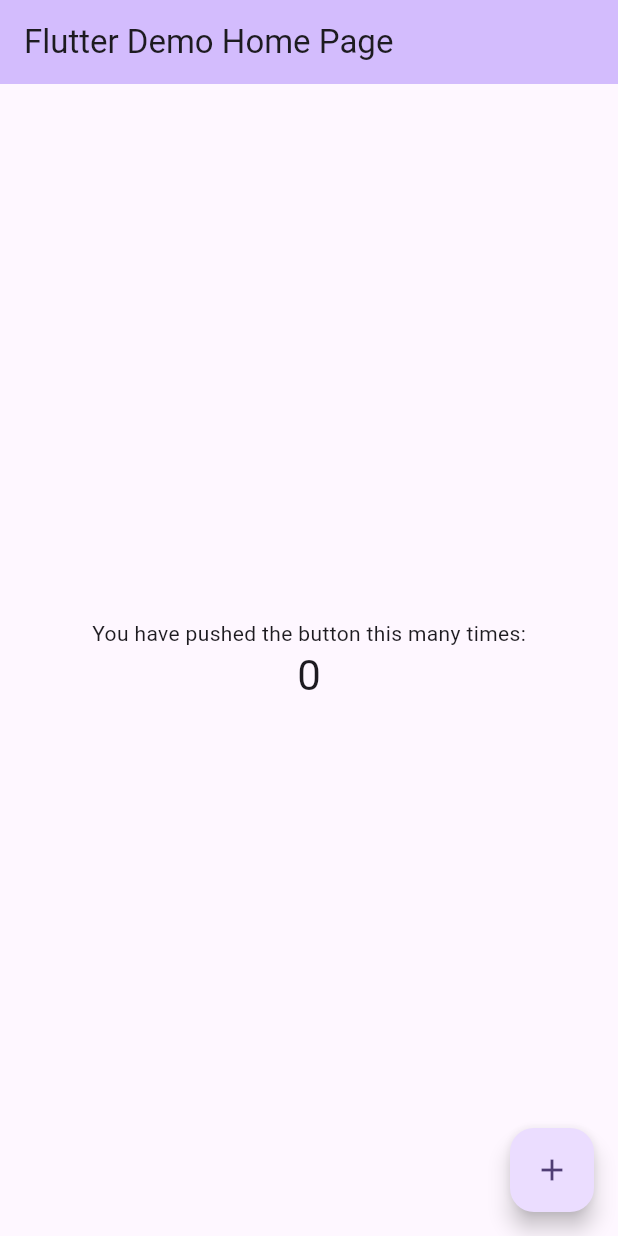
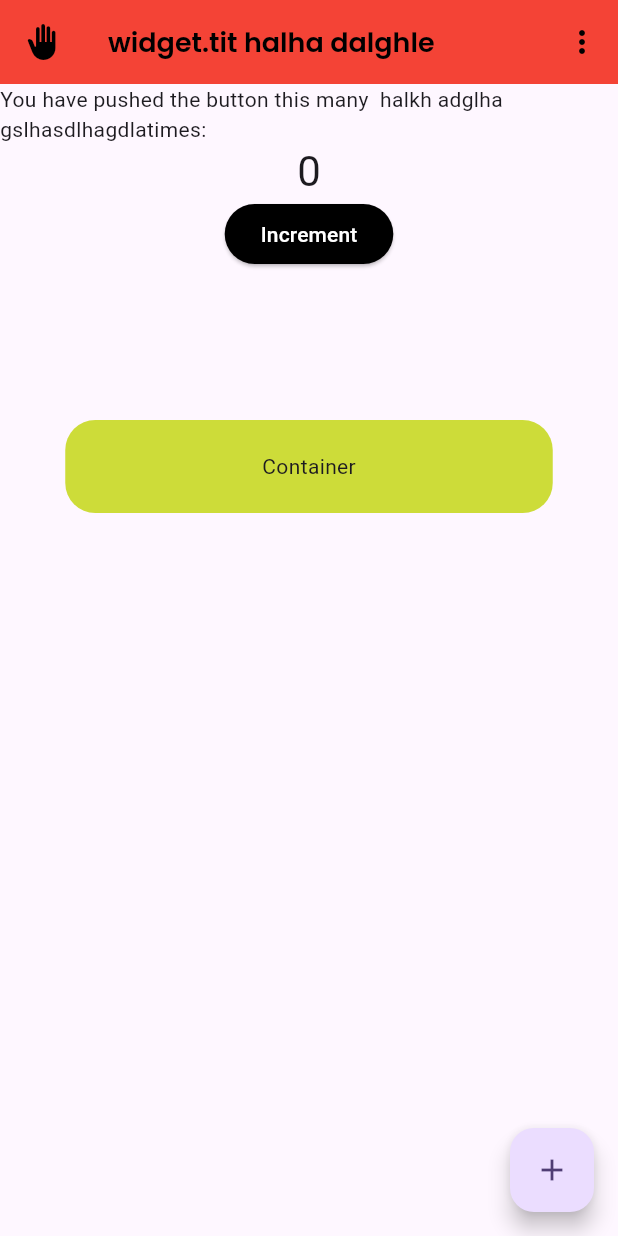
Before and after one commit to jasonwill0212/Todo-app, a Flutter app: the screen it shows after launch, on a phone screen of 412 x 824 dp. Run offline on Flutter 3.47's test engine with Material 3 defaults, Android fonts, the phone set to English and light mode, and no system bars.

Commit message:
demo widgets

```diff
--- a/lib/main.dart
+++ b/lib/main.dart
@@ -1,4 +1,5 @@
 import 'package:flutter/material.dart';
+import 'package:todo_app/registration_screen.dart';
 
 void main() {
   runApp(const MyApp());
@@ -7,29 +8,11 @@ void main() {
 class MyApp extends StatelessWidget {
   const MyApp({super.key});
 
-  // This widget is the root of your application.
   @override
   Widget build(BuildContext context) {
     return MaterialApp(
       title: 'Flutter Demo',
-      theme: ThemeData(
-        // This is the theme of your application.
-        //
-        // TRY THIS: Try running your application with "flutter run". You'll see
-        // the application has a purple toolbar. Then, without quitting the app,
-        // try changing the seedColor in the colorScheme below to Colors.green
-        // and then invoke "hot reload" (save your changes or press the "hot
-        // reload" button in a Flutter-supported IDE, or press "r" if you used
-        // the command line to start the app).
-        //
-        // Notice that the counter didn't reset back to zero; the application
-        // state is not lost during the reload. To reset the state, use hot
-        // restart instead.
-        //
-        // This works for code too, not just values: Most code changes can be
-        // tested with just a hot reload.
-        colorScheme: ColorScheme.fromSeed(seedColor: Colors.deepPurple),
-      ),
+      theme: ThemeData(colorScheme: ColorScheme.fromSeed(seedColor: Colors.deepPurple)),
       home: const MyHomePage(title: 'Flutter Demo Home Page'),
     );
   }
@@ -37,15 +20,6 @@ class MyApp extends StatelessWidget {
 
 class MyHomePage extends StatefulWidget {
   const MyHomePage({super.key, required this.title});
-
-  // This widget is the home page of your application. It is stateful, meaning
-  // that it has a State object (defined below) that contains fields that affect
-  // how it looks.
-
-  // This class is the configuration for the state. It holds the values (in this
-  // case the title) provided by the parent (in this case the App widget) and
-  // used by the build method of the State. Fields in a Widget subclass are
-  // always marked "final".
 
   final String title;
 
@@ -58,65 +32,69 @@ class _MyHomePageState extends State<MyHomePage> {
 
   void _incrementCounter() {
     setState(() {
-      // This call to setState tells the Flutter framework that something has
-      // changed in this State, which causes it to rerun the build method below
-      // so that the display can reflect the updated values. If we changed
-      // _counter without calling setState(), then the build method would not be
-      // called again, and so nothing would appear to happen.
       _counter++;
     });
   }
 
   @override
   Widget build(BuildContext context) {
-    // This method is rerun every time setState is called, for instance as done
-    // by the _incrementCounter method above.
-    //
-    // The Flutter framework has been optimized to make rerunning build methods
-    // fast, so that you can just rebuild anything that needs updating rather
-    // than having to individually change instances of widgets.
     return Scaffold(
       appBar: AppBar(
-        // TRY THIS: Try changing the color here to a specific color (to
-        // Colors.amber, perhaps?) and trigger a hot reload to see the AppBar
-        // change color while the other colors stay the same.
-        backgroundColor: Theme.of(context).colorScheme.inversePrimary,
-        // Here we take the value from the MyHomePage object that was created by
-        // the App.build method, and use it to set our appbar title.
-        title: Text(widget.title),
+        leading: Icon(Icons.back_hand, color: Colors.black),
+        backgroundColor: Colors.red,
+        title: Text(
+          "widget.tit halha dalghle",
+          style: TextStyle(fontSize: 18, color: Colors.black, fontWeight: FontWeight.w600, fontFamily: 'Poppins'),
+        ),
+        actions: [
+          IconButton(
+            icon: Icon(Icons.more_vert, color: Colors.black),
+            onPressed: () {
+              print("More options");
+            },
+          ),
+        ],
       ),
-      body: Center(
-        // Center is a layout widget. It takes a single child and positions it
-        // in the middle of the parent.
-        child: Column(
-          // Column is also a layout widget. It takes a list of children and
-          // arranges them vertically. By default, it sizes itself to fit its
-          // children horizontally, and tries to be as tall as its parent.
-          //
-          // Column has various properties to control how it sizes itself and
-          // how it positions its children. Here we use mainAxisAlignment to
-          // center the children vertically; the main axis here is the vertical
-          // axis because Columns are vertical (the cross axis would be
-          // horizontal).
-          //
-          // TRY THIS: Invoke "debug painting" (choose the "Toggle Debug Paint"
-          // action in the IDE, or press "p" in the console), to see the
-          // wireframe for each widget.
-          mainAxisAlignment: MainAxisAlignment.center,
-          children: <Widget>[
-            const Text('You have pushed the button this many times:'),
-            Text(
-              '$_counter',
-              style: Theme.of(context).textTheme.headlineMedium,
+      body: Column(
+        children: <Widget>[
+          const Text('You have pushed the button this many  halkh adglha gslhasdlhagdlatimes:'),
+          Text('$_counter', style: Theme.of(context).textTheme.headlineMedium),
+          ElevatedButton(
+            onPressed: () {
+              print("tap");
+            },
+            style: ButtonStyle(backgroundColor: WidgetStateProperty.all(Colors.black)),
+            child: const Text('Increment', style: TextStyle(color: Colors.white)),
+          ),
+          const SizedBox(height: 100),
+          InkWell(
+            onTap: () {
+              Navigator.push(context, MaterialPageRoute(builder: (context) => const RegistrationScreen()));
+            },
+            child: Container(
+              width: 325,
+              height: 62,
+              decoration: BoxDecoration(color: Colors.lime, borderRadius: BorderRadius.circular(20)),
+              child: const Text('Container'),
+              alignment: Alignment.center,
             ),
-          ],
-        ),
+          ),
+          // TextFormField(
+          //   decoration: InputDecoration(border: OutlineInputBorder(borderRadius: BorderRadius.circular(10.0)), hintText: "Enter password"),
+          // ),
+          // Stack(
+          //   alignment: Alignment.center,
+          //   children: [
+          //     Container(width: 200, height: 200, color: Colors.blue),
+          //     Positioned(child: Container(width: 150, height: 150, color: Colors.red), top: 0, left: 10),
+          //     // Container(width: 100, height: 100, color: Colors.green),
+          //   ],
+          // ),
+          // Image.asset('assets/images/person_with_phone_img.png', width: 100, height: 100),
+          // Image.network(width: 100, height: 100, 'https://img.freepik.com/free-photo/slice-ripe-orange-citrus-fruit-isolated-white_146671-19260.jpg'),
+        ],
       ),
-      floatingActionButton: FloatingActionButton(
-        onPressed: _incrementCounter,
-        tooltip: 'Increment',
-        child: const Icon(Icons.add),
-      ), // This trailing comma makes auto-formatting nicer for build methods.
+      floatingActionButton: FloatingActionButton(onPressed: _incrementCounter, tooltip: 'Increment', child: const Icon(Icons.add)),
     );
   }
 }
```
Also changed, not shown: lib/registration_screen.dart (added, +27 -0 lines), pubspec.yaml (+10 -17 lines), assets/fonts/Poppins-Bold.ttf (added), assets/fonts/Poppins-Regular.ttf (added), assets/fonts/Poppins-SemiBold.ttf (added), assets/images/person_with_phone_img.png (added), pubspec.lock, 6 other files.
